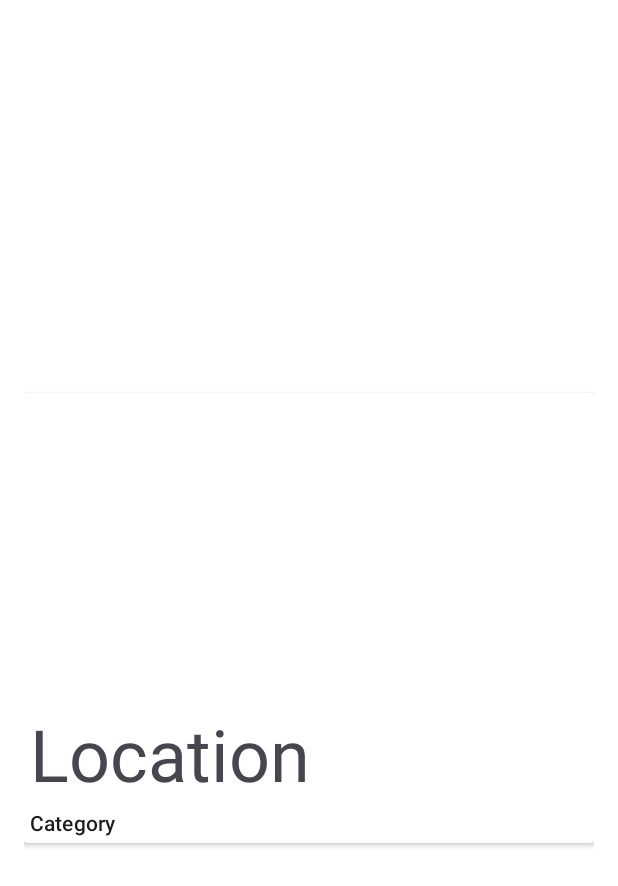
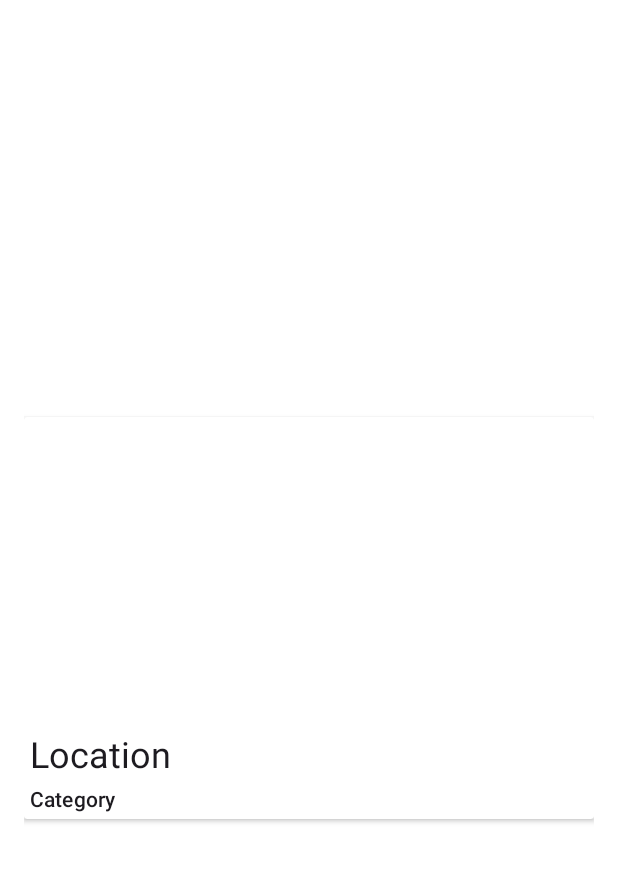
Before and after one commit to ECCooney/PupPlan, an Android app: the layout card_location.xml on its own in the app's theme, with its tools: preview values and no code run, on a phone screen of 412 x 824 dp. Shown: the top 886 px of the screen. Run offline under Robolectric (Android 15) with nearby library versions, the light colour scheme and no system bars.

Commit message:
Bug fixes for search and grid

```diff
--- a/app/src/main/java/ie/setu/pupplan/activities/LocationListActivity.kt
+++ b/app/src/main/java/ie/setu/pupplan/activities/LocationListActivity.kt
@@ -9,8 +9,8 @@ import android.view.MenuItem
 import androidx.activity.result.contract.ActivityResultContracts
 import androidx.core.splashscreen.SplashScreen.Companion.installSplashScreen
 import androidx.recyclerview.widget.GridLayoutManager
-import android.widget.SearchView
 import androidx.activity.result.ActivityResultLauncher
+import androidx.appcompat.widget.SearchView
 import ie.setu.pupplan.R
 import ie.setu.pupplan.adapters.LocationAdapter
 import ie.setu.pupplan.adapters.LocationListener
--- a/app/src/main/res/layout/activity_location_list.xml
+++ b/app/src/main/res/layout/activity_location_list.xml
@@ -21,10 +21,11 @@
             android:layout_height="wrap_content"
             app:titleTextColor="@color/colorPrimary" />
 
-        <SearchView
+        <androidx.appcompat.widget.SearchView
             android:id="@+id/searchView"
             android:layout_width="match_parent"
             android:layout_height="wrap_content"
+            app:queryHint="@string/hint_search"
             android:iconifiedByDefault="false"
             app:actionViewClass="androidx.appcompat.widget.SearchView"/>
     </com.google.android.material.appbar.AppBarLayout>
@@ -33,7 +34,7 @@
     <androidx.recyclerview.widget.RecyclerView
         android:id="@+id/recyclerView"
         android:layout_width="match_parent"
-        android:layout_height="match_parent"
+        android:layout_height="wrap_content"
         android:scrollbars="vertical"
         app:layout_behavior="@string/appbar_scrolling_view_behavior" />
 
--- a/app/src/main/res/layout/card_location.xml
+++ b/app/src/main/res/layout/card_location.xml
@@ -30,7 +30,7 @@
 
             <TextView
                 android:id="@+id/locationTitle"
-                style="@style/TextAppearance.MaterialComponents.Headline3"
+                style="@style/TextAppearance.MaterialComponents.Headline5"
                 android:layout_width="match_parent"
                 android:layout_height="wrap_content"
                 android:layout_marginTop="4dp"
--- a/app/src/main/res/values/strings.xml
+++ b/app/src/main/res/values/strings.xml
@@ -19,6 +19,7 @@
     <string name="save_location"> Save Location </string>
     <string name="button_Deletelocation"> Delete Location </string>
     <string name="all_locations"> All Locations </string>
+    <string name="hint_search"> Search by Category </string>
 
     <!--    photos-->
     <string name="button_addImage"> Add New Image </string>
```
